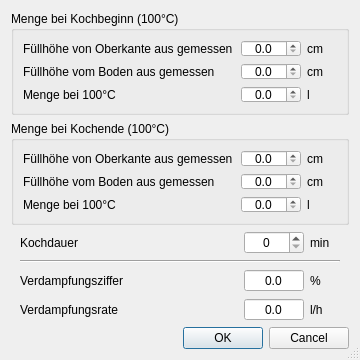
First picture: the form in kleiner-brauhelfer/dialogs/dlgverdampfung.ui, repository kleiner-brauhelfer/kleiner-brauhelfer-2, before the edit.
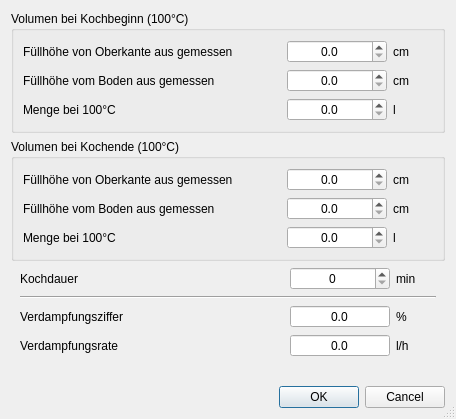
Second picture: the form after the edit. Custom widgets are drawn as their Qt base class.

What changed in the file:
```diff
--- a/kleiner-brauhelfer/dialogs/dlgverdampfung.ui
+++ b/kleiner-brauhelfer/dialogs/dlgverdampfung.ui
@@ -6,8 +6,8 @@
    <rect>
     <x>0</x>
     <y>0</y>
-    <width>360</width>
-    <height>360</height>
+    <width>456</width>
+    <height>419</height>
    </rect>
   </property>
   <property name="minimumSize">
@@ -26,7 +26,7 @@
    <item>
     <widget class="QGroupBox" name="groupBox">
      <property name="title">
-      <string>Menge bei Kochbeginn (100°C)</string>
+      <string>Volumen bei Kochbeginn (100°C)</string>
      </property>
      <layout class="QGridLayout" name="gridLayout_4">
       <item row="1" column="0">
@@ -47,7 +47,7 @@
        <widget class="DoubleSpinBox" name="dSpinBox_cmVonObenMenge1">
         <property name="minimumSize">
          <size>
-          <width>60</width>
+          <width>100</width>
           <height>0</height>
          </size>
         </property>
@@ -70,12 +70,6 @@
       </item>
       <item row="2" column="2">
        <widget class="DoubleSpinBox" name="dSpinBox_Menge1">
-        <property name="minimumSize">
-         <size>
-          <width>60</width>
-          <height>0</height>
-         </size>
-        </property>
         <property name="toolTip">
          <string>&lt;html&gt;&lt;head/&gt;&lt;body&gt;&lt;p&gt;Hier wird das Volumen bei 100° Celsius bei &lt;span style=&quot; font-weight:600;&quot;&gt;Kochbeginn&lt;/span&gt; berechnet. Es ist größer als bei niedrigeren Temperaturen. Der Wert wird für die Sollmenge nach Kochende und andere Berechnungen im Kleinen Brauhelfer verwendet.&lt;/p&gt;&lt;/body&gt;&lt;/html&gt;</string>
         </property>
@@ -102,12 +96,6 @@
       </item>
       <item row="1" column="2">
        <widget class="DoubleSpinBox" name="dSpinBox_cmVomBodenMenge1">
-        <property name="minimumSize">
-         <size>
-          <width>60</width>
-          <height>0</height>
-         </size>
-        </property>
         <property name="toolTip">
          <string>&lt;html&gt;&lt;head/&gt;&lt;body&gt;&lt;p&gt;Von der Unterkante des Kessels bis zur Oberkante des Sudes zu &lt;span style=&quot; font-weight:600;&quot;&gt;Kochbeginn&lt;/span&gt; messen. Ist der Kesselboden uneben, so empfiehlt sich eine mittlere Stelle zur Messung. Der Kessel muss eben stehen, damit gültige Werte berechnet werden können.&lt;/p&gt;&lt;/body&gt;&lt;/html&gt;</string>
         </property>
@@ -127,12 +115,6 @@
       </item>
       <item row="1" column="3">
        <widget class="QLabel" name="label_12">
-        <property name="minimumSize">
-         <size>
-          <width>30</width>
-          <height>0</height>
-         </size>
-        </property>
         <property name="text">
          <string notr="true">cm</string>
         </property>
@@ -142,7 +124,7 @@
        <widget class="QLabel" name="label_10">
         <property name="minimumSize">
          <size>
-          <width>30</width>
+          <width>40</width>
           <height>0</height>
          </size>
         </property>
@@ -166,12 +148,6 @@
       </item>
       <item row="2" column="3">
        <widget class="QLabel" name="label_2">
-        <property name="minimumSize">
-         <size>
-          <width>30</width>
-          <height>0</height>
-         </size>
-        </property>
         <property name="text">
          <string>l</string>
         </property>
@@ -183,17 +159,11 @@
    <item>
     <widget class="QGroupBox" name="groupBox_2">
      <property name="title">
-      <string>Menge bei Kochende (100°C)</string>
+      <string>Volumen bei Kochende (100°C)</string>
      </property>
      <layout class="QGridLayout" name="gridLayout">
       <item row="2" column="3">
        <widget class="QLabel" name="label_18">
-        <property name="minimumSize">
-         <size>
-          <width>30</width>
-          <height>0</height>
-         </size>
-        </property>
         <property name="text">
          <string>l</string>
         </property>
@@ -203,7 +173,7 @@
        <widget class="DoubleSpinBox" name="dSpinBox_cmVonObenMenge2">
         <property name="minimumSize">
          <size>
-          <width>60</width>
+          <width>100</width>
           <height>0</height>
          </size>
         </property>
@@ -226,12 +196,6 @@
       </item>
       <item row="1" column="3">
        <widget class="QLabel" name="label_16">
-        <property name="minimumSize">
-         <size>
-          <width>30</width>
-          <height>0</height>
-         </size>
-        </property>
         <property name="text">
          <string notr="true">cm</string>
         </property>
@@ -259,12 +223,6 @@
       </item>
       <item row="2" column="2">
        <widget class="DoubleSpinBox" name="dSpinBox_Menge2">
-        <property name="minimumSize">
-         <size>
-          <width>60</width>
-          <height>0</height>
-         </size>
-        </property>
         <property name="toolTip">
          <string>&lt;html&gt;&lt;head/&gt;&lt;body&gt;&lt;p&gt;Hier wird das Volumen bei 100° Celsius bei &lt;span style=&quot; font-weight:600;&quot;&gt;Kochende&lt;/span&gt; berechnet. Es ist größer als bei niedrigeren Temperaturen. Der Wert orientiert sich u.a. an der eingestellten Verdampfungsziffer und wird für die Sollmenge beim Anstellen der Hefe und andere Berechnungen im Kleinen Brauhelfer verwendet.&lt;/p&gt;&lt;/body&gt;&lt;/html&gt;</string>
         </property>
@@ -293,7 +251,7 @@
        <widget class="QLabel" name="label_14">
         <property name="minimumSize">
          <size>
-          <width>30</width>
+          <width>40</width>
           <height>0</height>
          </size>
         </property>
@@ -311,12 +269,6 @@
       </item>
       <item row="1" column="2">
        <widget class="DoubleSpinBox" name="dSpinBox_cmVomBodenMenge2">
-        <property name="minimumSize">
-         <size>
-          <width>60</width>
-          <height>0</height>
-         </size>
-        </property>
         <property name="toolTip">
          <string>&lt;html&gt;&lt;head/&gt;&lt;body&gt;&lt;p&gt;Von der Unterkante des Kessels bis zur Oberkante des Sudes am &lt;span style=&quot; font-weight:600;&quot;&gt;Kochende&lt;/span&gt; messen. Ist der Kesselboden uneben, so empfiehlt sich eine mittlere Stelle zur Messung. Der Kessel muss eben stehen, damit gültige Werte berechnet werden können.&lt;/p&gt;&lt;/body&gt;&lt;/html&gt;</string>
         </property>
@@ -347,12 +299,6 @@
      </property>
      <item row="2" column="3">
       <widget class="QLabel" name="label_8">
-       <property name="minimumSize">
-        <size>
-         <width>30</width>
-         <height>0</height>
-        </size>
-       </property>
        <property name="text">
         <string notr="true">%</string>
        </property>
@@ -362,7 +308,7 @@
       <widget class="QLabel" name="label_6">
        <property name="minimumSize">
         <size>
-         <width>30</width>
+         <width>40</width>
          <height>0</height>
         </size>
        </property>
@@ -400,12 +346,6 @@
      </item>
      <item row="2" column="2">
       <widget class="DoubleSpinBox" name="dSpinBox_Verdampfungsziffer">
-       <property name="minimumSize">
-        <size>
-         <width>60</width>
-         <height>0</height>
-        </size>
-       </property>
        <property name="toolTip">
         <string>&lt;html&gt;&lt;head/&gt;&lt;body&gt;&lt;p&gt;Hier wird die ausgerechnete &lt;span style=&quot; font-weight:600;&quot;&gt;Verdampfungsziffer&lt;/span&gt; angegeben.&lt;/p&gt;&lt;/body&gt;&lt;/html&gt;</string>
        </property>
@@ -437,7 +377,7 @@
       <widget class="SpinBox" name="spinBox_Kochdauer">
        <property name="minimumSize">
         <size>
-         <width>60</width>
+         <width>100</width>
          <height>0</height>
         </size>
        </property>
@@ -461,12 +401,6 @@
      </item>
      <item row="3" column="2">
       <widget class="DoubleSpinBox" name="dSpinBox_Verdampfungsrate">
-       <property name="minimumSize">
-        <size>
-         <width>60</width>
-         <height>0</height>
-        </size>
-       </property>
        <property name="toolTip">
         <string>&lt;html&gt;&lt;head/&gt;&lt;body&gt;&lt;p&gt;Hier wird die ausgerechnete &lt;span style=&quot; font-weight:600;&quot;&gt;Verdampfungsrate&lt;/span&gt; angegeben.&lt;/p&gt;&lt;/body&gt;&lt;/html&gt;</string>
        </property>
```
